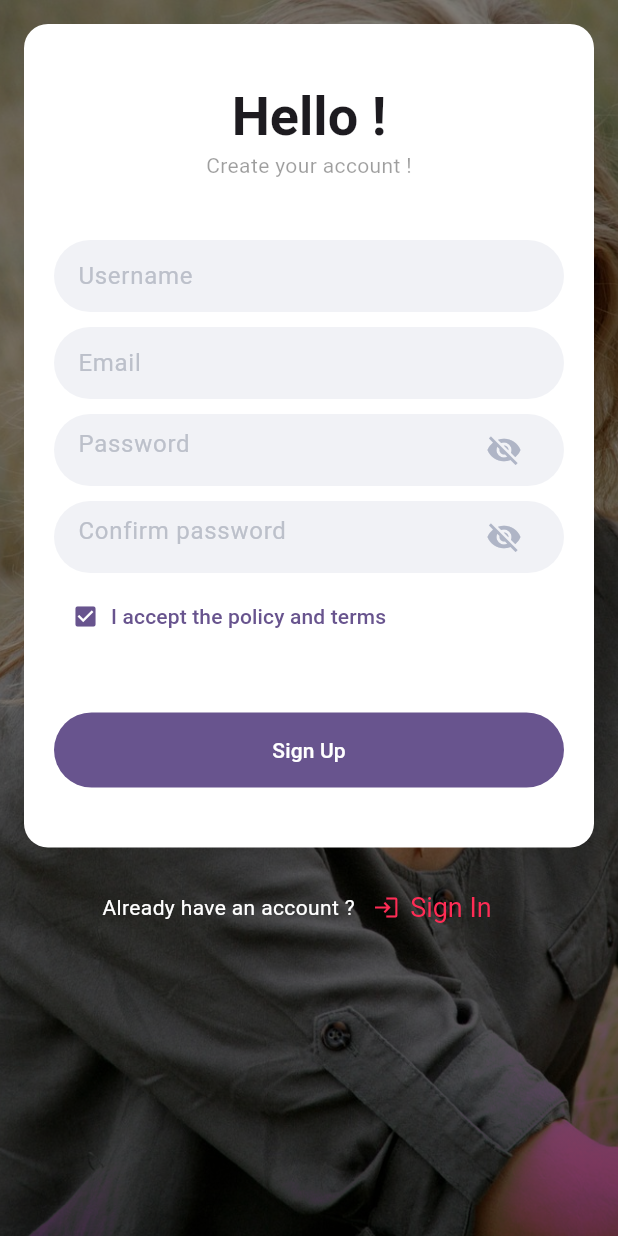
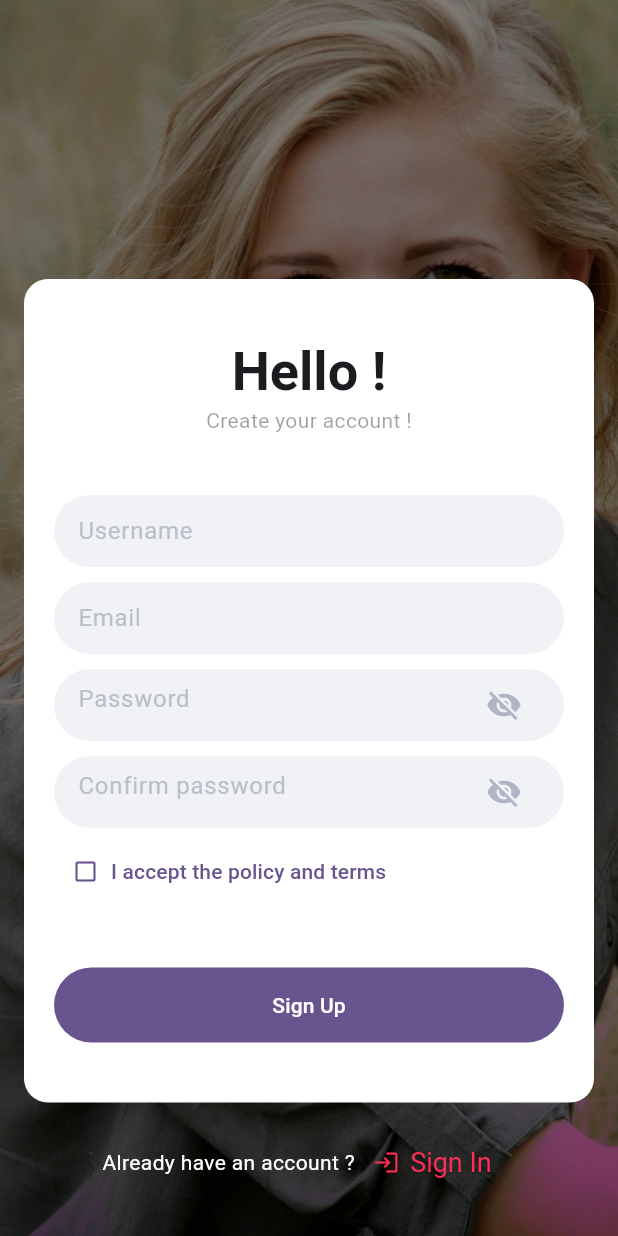
Before and after one commit to Jeremi-Koloma/my_social_media, a Flutter app: the RegisterPage screen opened directly, on a phone screen of 412 x 824 dp. Run offline on Flutter 3.47's test engine with Material 2 defaults, Android fonts, the phone set to English and light mode, and no system bars; our stand-ins replace get.

Commit message:
Navigation Menu bar and Register validation form OKAY

```diff
--- a/lib/login/login_controller.dart
+++ b/lib/login/login_controller.dart
@@ -1,5 +1,6 @@
 import 'package:flutter/material.dart';
 import 'package:get/get.dart';
+import 'package:my_social_media/navigation_menu_bar/navigation_menu_bar_page.dart';
 
 class LoginController extends GetxController {
   // Variable de type pour affichier et cacher l'oeil du mots de passe
@@ -53,7 +54,7 @@
     // si les champs sont validés, on enregistre les données et on passe
     if (isValid) {
       formKey.currentState!.save();
-      //print("----- FORMULAIRE SAVE AND VALID -------");
+      Get.off(() => const NavigationMenuBarPage());
     }
   }
 }
--- a/lib/main.dart
+++ b/lib/main.dart
@@ -1,7 +1,6 @@
 import 'package:flutter/material.dart';
 import 'package:get/route_manager.dart';
 import 'package:my_social_media/login/login_page.dart';
-import 'package:my_social_media/register/register_page.dart';
 
 void main() {
   runApp(const MyApp());
@@ -21,7 +20,7 @@
             seedColor: Colors.deepPurple, brightness: Brightness.light),
         useMaterial3: true,
       ),
-      home: const RegisterPage(),
+      home: const LoginPage(),
     );
   }
 }
--- a/lib/register/register_page.dart
+++ b/lib/register/register_page.dart
@@ -19,9 +19,14 @@
           const BackgroundImage(),
           Scaffold(
             backgroundColor: Colors.transparent,
-            body: SingleChildScrollView(
+            body: Form(
+              key: controller.formKey,
+              child: SingleChildScrollView(
                 child: Column(
                   children: [
+                    const SizedBox(
+                      height: 170.0,
+                    ),
                     Container(
                       margin: const EdgeInsets.all(16.0),
                       width: double.infinity,
@@ -69,6 +74,7 @@
                               ),
                             ),
                             child: TextFormField(
+                              validator: controller.validateUsername,
                               decoration: const InputDecoration(
                                 hintText: "Username",
                                 hintStyle: TextStyle(
@@ -91,6 +97,7 @@
                               ),
                             ),
                             child: TextFormField(
+                              validator: controller.validateEmail,
                               decoration: const InputDecoration(
                                 hintText: "Email",
                                 hintStyle: TextStyle(
@@ -114,7 +121,9 @@
                             ),
                             child: Obx(() {
                               return TextFormField(
-                              obscureText: true,
+                                controller: controller.passwordCTRL,
+                                validator: controller.validatePassword,
+                                obscureText: !controller.showPasswordEye.value,
                                 decoration: InputDecoration(
                                   hintText: "Password",
                                   hintStyle: const TextStyle(
@@ -154,7 +163,8 @@
                             ),
                             child: Obx(() {
                               return TextFormField(
-                              obscureText: true,
+                                validator: controller.validateConfirmPassword,
+                                obscureText: !controller.showPasswordEye.value,
                                 decoration: InputDecoration(
                                   hintText: "Confirm password",
                                   hintStyle: const TextStyle(
@@ -183,11 +193,18 @@
                           const SizedBox(
                             height: 5.0,
                           ),
-                        TextButton.icon(
-                          onPressed: () {},
-                          icon: const Icon(Icons.check_box),
-                          label: const Text("I accept the policy and terms"),
-                        ),
+                          Obx(() {
+                            return TextButton.icon(
+                              onPressed: () {
+                                controller.isAgreeWithTerms.toggle();
+                              },
+                              icon: controller.isAgreeWithTerms.value
+                                  ? const Icon(Icons.check_box)
+                                  : const Icon(Icons.check_box_outline_blank),
+                              label:
+                                  const Text("I accept the policy and terms"),
+                            );
+                          }),
                           const SizedBox(
                             height: 40.0,
                           ),
@@ -195,7 +212,9 @@
                             height: 50.0,
                             width: double.infinity,
                             child: FilledButton(
-                            onPressed: () {},
+                              onPressed: () {
+                                controller.validateRegisterForm();
+                              },
                               child: const Text("Sign Up"),
                             ),
                           ),
@@ -228,6 +247,7 @@
                 ),
               ),
             ),
+          ),
         ],
       ),
     );
```
Also changed, not shown: lib/navigation_menu_bar/navigation_menu_bar_page.dart (added, +37 -0 lines), lib/navigation_menu_bar/navigationbar_controller.dart (added, +15 -0 lines), lib/register/register_controller.dart (+90 -1 lines). Lines whose indentation alone changed are shown as unchanged.
